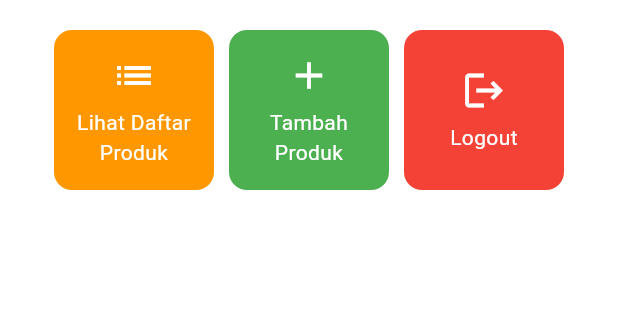
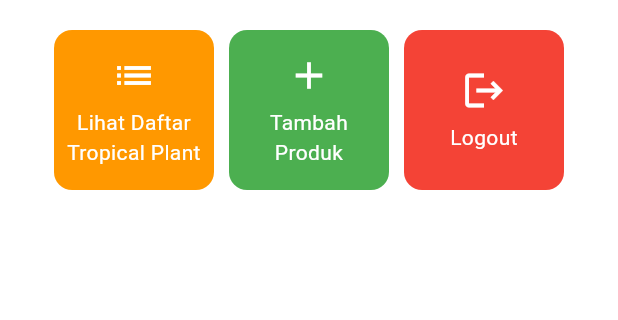
Before and after one commit to ryuun1corn/plantify-mobile, a Flutter app: the MyHomePage screen opened directly, on a phone screen of 412 x 824 dp, the part 591-911 px from its top. Run offline on Flutter 3.47's test engine with Material 3 defaults, Android fonts, the phone set to English and light mode, and no system bars; missing offline and left inert: pbp_django_auth.

Commit message:
refactor: change card file name and add navigation to list from menu

```diff
--- a/lib/screens/menu.dart
+++ b/lib/screens/menu.dart
@@ -1,6 +1,6 @@
 import 'package:flutter/material.dart';
 import 'package:plantify_mobile/widgets/left_drawer.dart';
-import 'package:plantify_mobile/widgets/plant_card.dart';
+import 'package:plantify_mobile/widgets/tracker_card.dart';
 
 class MyHomePage extends StatelessWidget {
   final String npm = '2306215160'; // NPM
@@ -8,7 +8,8 @@ class MyHomePage extends StatelessWidget {
   final String className = 'PBP D'; // Kelas
 
   final List<ItemHomepage> items = [
-    ItemHomepage("Lihat Daftar Produk", Icons.list, color: Colors.orange),
+    ItemHomepage("Lihat Daftar Tropical Plant", Icons.list,
+        color: Colors.orange),
     ItemHomepage("Tambah Produk", Icons.add, color: Colors.green),
     ItemHomepage("Logout", Icons.logout, color: Colors.red),
   ];
```
Also changed, not shown: lib/widgets/tracker_card.dart (renamed from lib/widgets/plant_card.dart, +8 -0 lines).
